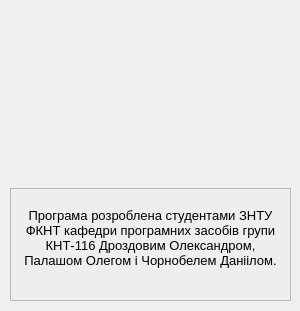
Old version of the form graphedit/about_dev.ui in the repository SnosMe/kursova.
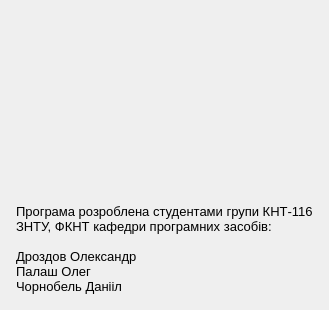
New version of the form. Icons and pictures are not drawn.

Commit message: update about dev

The edit to the form file:
```diff
--- a/graphedit/about_dev.ui
+++ b/graphedit/about_dev.ui
@@ -6,23 +6,38 @@
    <rect>
     <x>0</x>
     <y>0</y>
-    <width>300</width>
-    <height>311</height>
+    <width>367</width>
+    <height>371</height>
    </rect>
   </property>
+  <property name="sizePolicy">
+   <sizepolicy hsizetype="Preferred" vsizetype="Preferred">
+    <horstretch>0</horstretch>
+    <verstretch>0</verstretch>
+   </sizepolicy>
+  </property>
   <property name="windowTitle">
    <string>Form</string>
   </property>
-  <widget class="QWidget" name="verticalLayoutWidget">
-   <property name="geometry">
-    <rect>
-     <x>10</x>
-     <y>10</y>
-     <width>281</width>
-     <height>291</height>
-    </rect>
+  <layout class="QVBoxLayout" name="verticalLayout_2">
+   <property name="spacing">
+    <number>16</number>
    </property>
-   <layout class="QVBoxLayout" name="verticalLayout">
+   <property name="sizeConstraint">
+    <enum>QLayout::SetFixedSize</enum>
+   </property>
+   <property name="leftMargin">
+    <number>16</number>
+   </property>
+   <property name="topMargin">
+    <number>16</number>
+   </property>
+   <property name="rightMargin">
+    <number>16</number>
+   </property>
+   <property name="bottomMargin">
+    <number>16</number>
+   </property>
     <item>
      <widget class="QLabel" name="logo">
       <property name="styleSheet">
@@ -35,24 +50,30 @@
      </widget>
     </item>
     <item>
-     <widget class="QTextBrowser" name="textBrowser">
-      <property name="styleSheet">
-       <string notr="true">background-color: #eeeeee;</string>
-      </property>
-      <property name="html">
-       <string>&lt;!DOCTYPE HTML PUBLIC &quot;-//W3C//DTD HTML 4.0//EN&quot; &quot;http://www.w3.org/TR/REC-html40/strict.dtd&quot;&gt;
-&lt;html&gt;&lt;head&gt;&lt;meta name=&quot;qrichtext&quot; content=&quot;1&quot; /&gt;&lt;style type=&quot;text/css&quot;&gt;
-p, li { white-space: pre-wrap; }
-&lt;/style&gt;&lt;/head&gt;&lt;body style=&quot; font-family:'MS Shell Dlg 2'; font-size:8.25pt; font-weight:400; font-style:normal;&quot;&gt;
-&lt;p align=&quot;center&quot; style=&quot; margin-top:0px; margin-bottom:0px; margin-left:0px; margin-right:0px; -qt-block-indent:0; text-indent:0px;&quot;&gt;&lt;span style=&quot; font-size:10pt;&quot;&gt;    &lt;/span&gt;&lt;/p&gt;
-&lt;p align=&quot;center&quot; style=&quot; margin-top:0px; margin-bottom:0px; margin-left:0px; margin-right:0px; -qt-block-indent:0; text-indent:0px;&quot;&gt;&lt;span style=&quot; font-size:10pt;&quot;&gt;Програма розроблена студентами ЗНТУ ФКНТ кафедри програмних засобів групи КНТ-116 Дроздовим Олександром, Палашом Олегом і Чорнобелем Даніілом.&lt;/span&gt;&lt;/p&gt;&lt;/body&gt;&lt;/html&gt;</string>
+    <widget class="QLabel" name="label">
+     <property name="font">
+      <font>
+       <family>Segoe UI</family>
+       <pointsize>10</pointsize>
+      </font>
+     </property>
+     <property name="text">
+      <string>Програма розроблена студентами групи КНТ-116
+ЗНТУ, ФКНТ кафедри програмних засобів:
+
+Дроздов Олександр
+Палаш Олег
+Чорнобель Данііл</string>
+     </property>
+     <property name="scaledContents">
+      <bool>false</bool>
+     </property>
+     <property name="wordWrap">
+      <bool>true</bool>
       </property>
      </widget>
     </item>
    </layout>
-  </widget>
-  <zorder>verticalLayoutWidget</zorder>
-  <zorder>label</zorder>
  </widget>
  <resources/>
  <connections/>
```
Left out of the diff: 2 changed lines with no effect on the pictures. Lines whose indentation alone changed are shown as unchanged. The commit also changes 1 other file.
